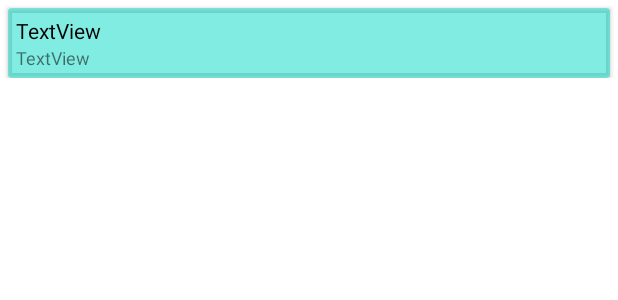
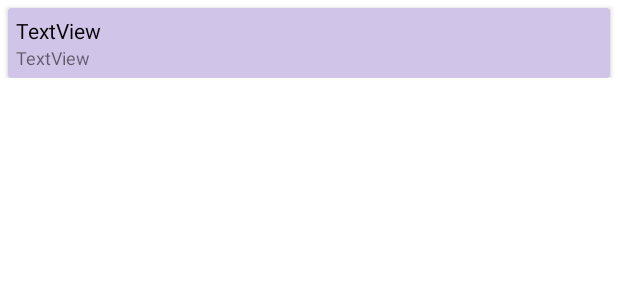
Before and after one commit to lloppy/QR-Chemistry, an Android app: the layout user_list_item.xml on its own in the app's theme, with its tools: preview values and no code run, on a phone screen of 412 x 824 dp. Shown: the top 300 px of the screen. Run offline under Robolectric (Android 15) with nearby library versions, the phone set to English and light mode, and no system bars; network calls fail.

Commit message:
change color

```diff
--- a/app/src/main/res/layout/user_list_item.xml
+++ b/app/src/main/res/layout/user_list_item.xml
@@ -11,7 +11,7 @@
         android:layout_marginStart="5dp"
         android:layout_marginTop="5dp"
         android:layout_marginEnd="5dp"
-        android:backgroundTint="@color/teal_201"
+        android:backgroundTint="@color/purple_501"
         app:layout_constraintBottom_toBottomOf="parent"
         app:layout_constraintEnd_toEndOf="parent"
         app:layout_constraintStart_toStartOf="parent"
--- a/app/src/main/res/values/colors.xml
+++ b/app/src/main/res/values/colors.xml
@@ -2,6 +2,7 @@
 <resources>
     <color name="purple_200">#FFBB86FC</color>
     <color name="purple_500">#FF6200EE</color>
+    <color name="purple_501">#D1C4E9</color>
     <color name="purple_700">#FF3700B3</color>
     <color name="teal_200">#FF03DAC5</color>
     <color name="teal_201">#8003DAC5</color>
```
